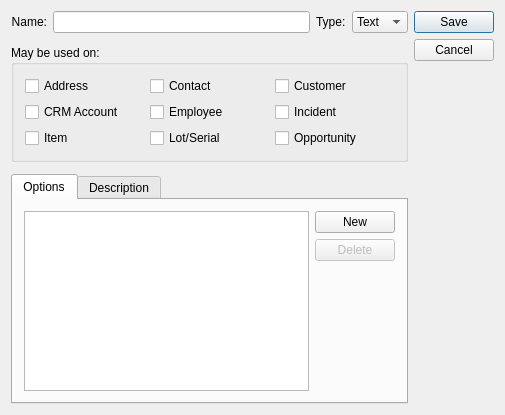
This is xtuple/trunk/guiclient/characteristic.ui in WooodHead/xtuple as Qt 5 draws it before an edit. The edited form follows.
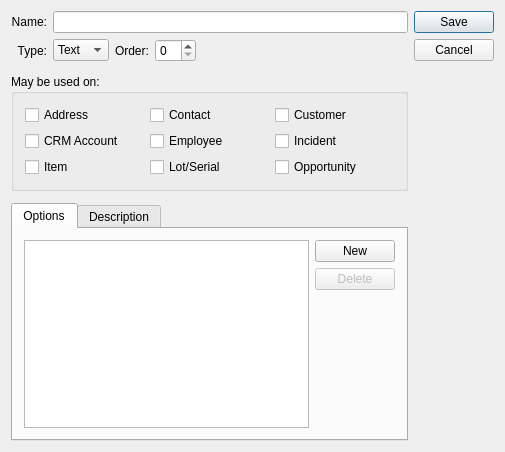
This is the edited form. The open tabs and pages were chosen to show the change. Custom widgets are drawn as their Qt base class.

Commit message: issue #13838:  Add order option to characteristics.

```diff
--- a/xtuple/trunk/guiclient/characteristic.ui
+++ b/xtuple/trunk/guiclient/characteristic.ui
@@ -14,19 +14,19 @@
     <x>0</x>
     <y>0</y>
     <width>505</width>
-    <height>415</height>
+    <height>452</height>
    </rect>
   </property>
   <property name="windowTitle">
    <string>Characteristic</string>
   </property>
-  <layout class="QGridLayout" name="gridLayout_7">
+  <layout class="QGridLayout" name="gridLayout_9">
    <property name="verticalSpacing">
     <number>12</number>
    </property>
    <item row="0" column="0">
-    <layout class="QHBoxLayout" name="horizontalLayout_2">
-     <item>
+    <layout class="QGridLayout" name="gridLayout_7">
+     <item row="0" column="0">
       <widget class="QLabel" name="_nameLit">
        <property name="text">
         <string>Name:</string>
@@ -39,16 +39,21 @@
        </property>
       </widget>
      </item>
-     <item>
+     <item row="0" column="1">
       <widget class="XLineEdit" name="_name"/>
      </item>
-     <item>
+     <item row="1" column="0">
       <widget class="QLabel" name="_typeLit">
        <property name="text">
         <string>Type:</string>
        </property>
+       <property name="alignment">
+        <set>Qt::AlignRight|Qt::AlignTrailing|Qt::AlignVCenter</set>
+       </property>
       </widget>
      </item>
+     <item row="1" column="1">
+      <layout class="QHBoxLayout" name="horizontalLayout_2">
      <item>
       <widget class="XComboBox" name="_type">
        <item>
@@ -68,9 +73,34 @@
        </item>
       </widget>
      </item>
-    </layout>
-   </item>
-   <item row="0" column="1" rowspan="2">
+       <item>
+        <widget class="QLabel" name="_orderLit">
+         <property name="text">
+          <string>Order:</string>
+         </property>
+        </widget>
+       </item>
+       <item>
+        <widget class="QSpinBox" name="_order"/>
+       </item>
+       <item>
+        <spacer name="horizontalSpacer_2">
+         <property name="orientation">
+          <enum>Qt::Horizontal</enum>
+         </property>
+         <property name="sizeHint" stdset="0">
+          <size>
+           <width>40</width>
+           <height>20</height>
+          </size>
+         </property>
+        </spacer>
+       </item>
+      </layout>
+     </item>
+    </layout>
+   </item>
+   <item row="0" column="1">
     <widget class="QDialogButtonBox" name="_buttonBox">
      <property name="orientation">
       <enum>Qt::Vertical</enum>
```
Left out of the diff: 17 changed lines with no effect on the pictures. Lines whose indentation alone changed are shown as unchanged. The commit also changes 19 other files.
